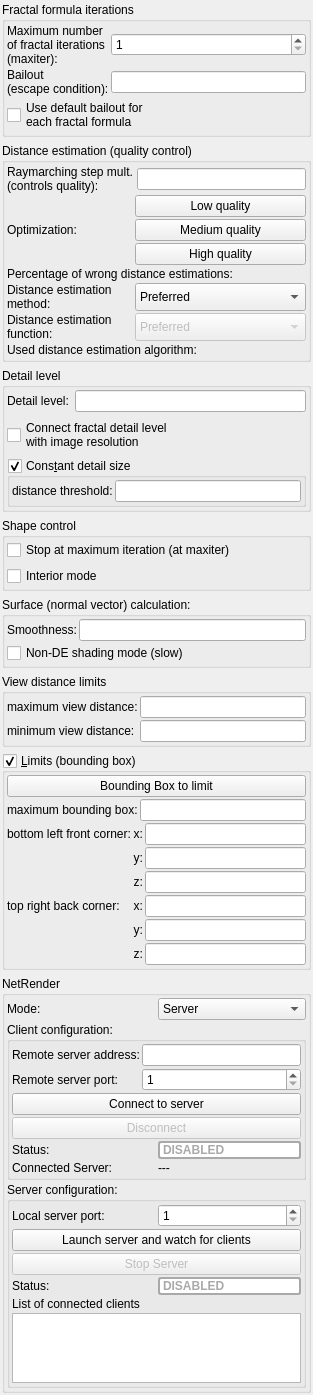
This is mandelbulber2/qt/dock_rendering_engine.ui in buddhi1980/mandelbulber2 as Qt 5 draws it before an edit. The edited form follows.
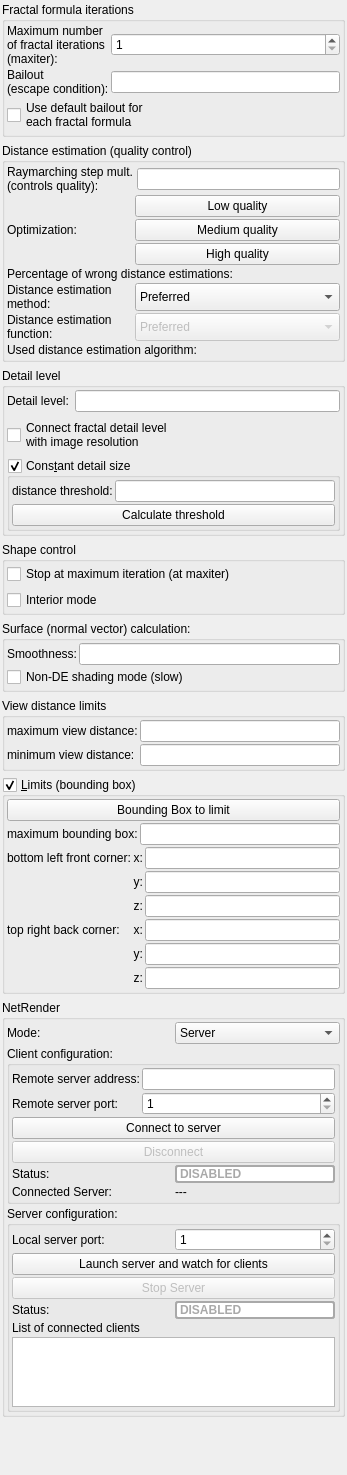
This is the edited form. Icons and pictures are not drawn. Custom widgets are drawn as their Qt base class.

Commit message: Added button to calculate constant DE threshold

Diff of the .ui file:
```diff
--- a/mandelbulber2/qt/dock_rendering_engine.ui
+++ b/mandelbulber2/qt/dock_rendering_engine.ui
@@ -6,8 +6,8 @@
    <rect>
     <x>0</x>
     <y>0</y>
-    <width>311</width>
-    <height>1365</height>
+    <width>347</width>
+    <height>1475</height>
    </rect>
   </property>
   <property name="windowTitle">
@@ -401,6 +401,13 @@
            </item>
           </layout>
          </item>
+         <item>
+          <widget class="QPushButton" name="pushButton_calculate_dist_thresh">
+           <property name="text">
+            <string>Calculate threshold</string>
+           </property>
+          </widget>
+         </item>
         </layout>
        </widget>
       </item>
```
The commit also changes 2 other files.
